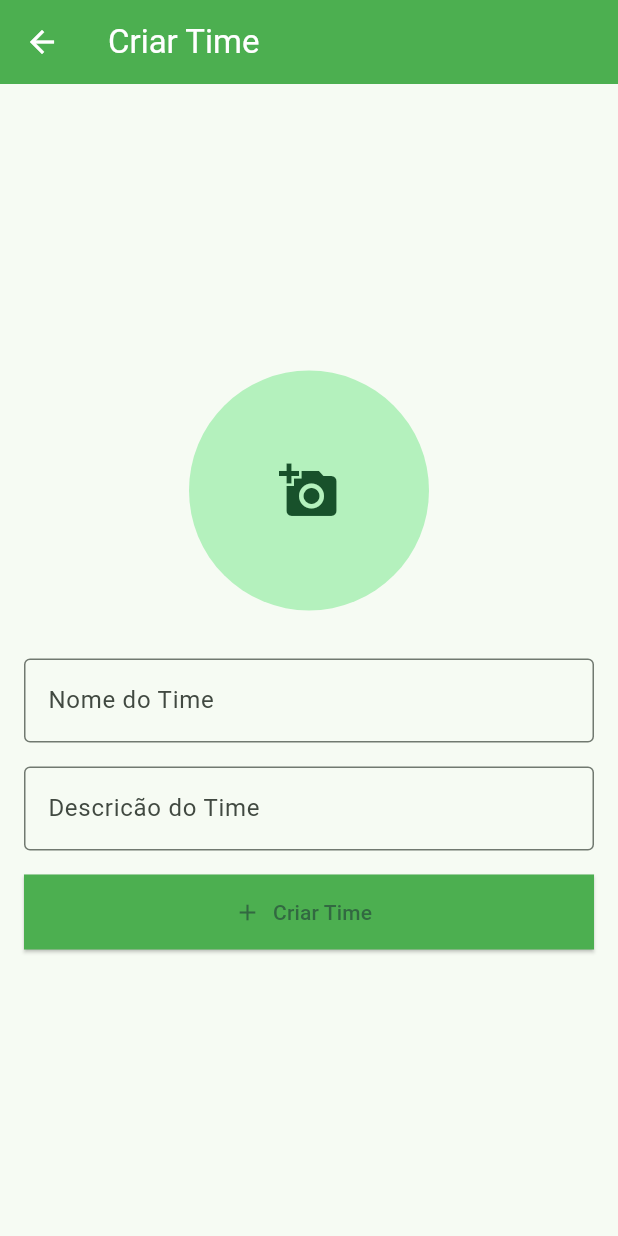
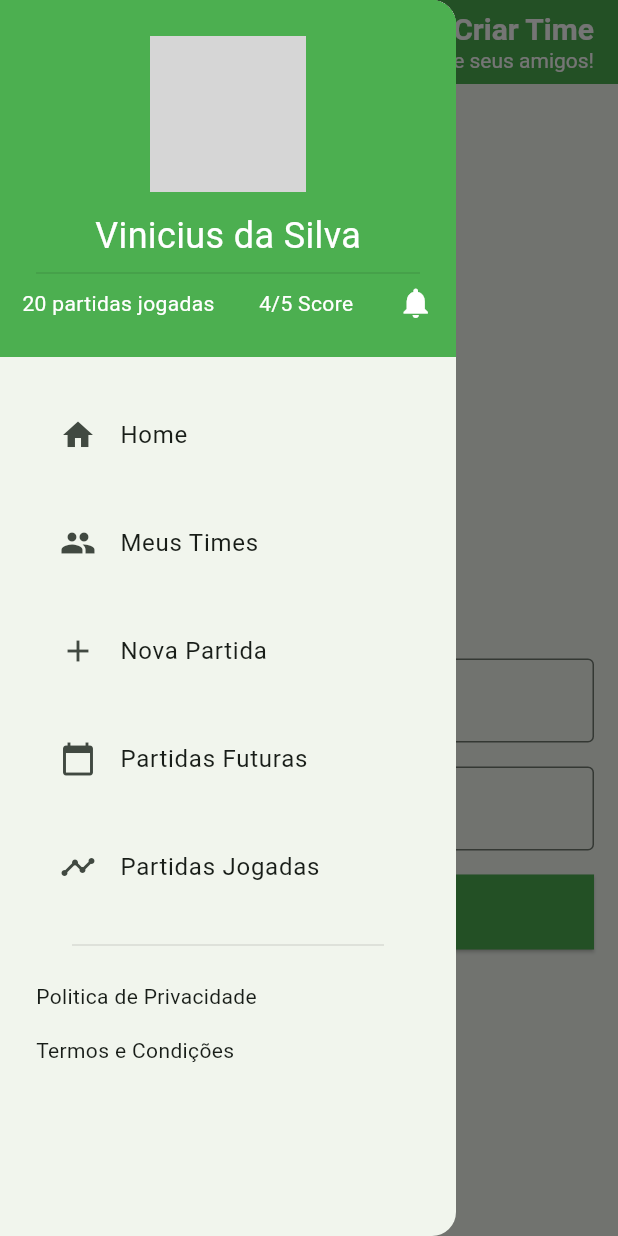
Before and after one commit to equipe-5/vem-pro-fut, a Flutter app: the CreateTeam screen opened directly, with the side drawer open (before the commit the screen has no drawer), on a phone screen of 412 x 824 dp. Run offline on Flutter 3.47's test engine with Material 3 defaults, Android fonts, the phone set to English and light mode, and no system bars; our stand-ins replace image_picker; grey boxes are pictures that could not be loaded.

Commit message:
add header and navbar

```diff
--- /dev/null
+++ b/lib/src/commons/components/header.dart
@@ -0,0 +1,31 @@
+import 'package:flutter/material.dart';
+
+class Header extends StatelessWidget implements PreferredSizeWidget {
+  final String title;
+  final String subtitle;
+
+  const Header({super.key, required this.title, required this.subtitle});
+
+  @override
+  Widget build(BuildContext context) {
+    return AppBar(
+      title: Align(
+          alignment: Alignment.centerRight,
+          child: Column(
+            crossAxisAlignment: CrossAxisAlignment.end,
+            mainAxisAlignment: MainAxisAlignment.end,
+            children: [
+              Text(title,
+                  style: const TextStyle(
+                      fontSize: 20, fontWeight: FontWeight.bold)),
+              Text(subtitle, style: const TextStyle(fontSize: 14)),
+            ],
+          )),
+      backgroundColor: Colors.green,
+      foregroundColor: Colors.white,
+    );
+  }
+
+  @override
+  Size get preferredSize => const Size.fromHeight(kToolbarHeight);
+}
--- /dev/null
+++ b/lib/src/commons/components/navbar.dart
@@ -0,0 +1,98 @@
+import 'package:flutter/material.dart';
+
+class SideBarDrawer extends StatelessWidget {
+  const SideBarDrawer({super.key});
+
+  @override
+  Widget build(BuildContext context) {
+    return Drawer(
+      child: SingleChildScrollView(
+        child: Column(
+            crossAxisAlignment: CrossAxisAlignment.stretch,
+            children: <Widget>[
+              buildHeader(context),
+              builderMenuItems(context)
+            ]),
+      ),
+    );
+  }
+
+  Widget buildHeader(BuildContext context) {
+    return Material(
+        color: Colors.green,
+        child: Container(
+            padding: EdgeInsets.only(
+                top: 24 + MediaQuery.of(context).padding.top, bottom: 24),
+            child: Column(children: [
+              InkWell(
+                  onTap: () {
+                    Navigator.pop(context);
+                  },
+                  child: const Column(children: [
+                    Column(
+                      children: [
+                        CircleAvatar(
+                          radius: 52,
+                          backgroundImage: AssetImage('images/perfil.jpg'),
+                        ),
+                        SizedBox(height: 12),
+                        Text(
+                          'Vinicius da Silva',
+                          style: TextStyle(color: Colors.white, fontSize: 24),
+                        ),
+                      ],
+                    ),
+                  ])),
+              const Divider(
+                  color: Colors.black54,
+                  thickness: 0.2,
+                  endIndent: 24,
+                  indent: 24),
+              const Row(
+                  mainAxisAlignment: MainAxisAlignment.spaceAround,
+                  children: [
+                    Text('20 partidas jogadas',
+                        style: TextStyle(color: Colors.white)),
+                    Text('4/5 Score', style: TextStyle(color: Colors.white)),
+                    Icon(Icons.notifications, color: Colors.white),
+                  ])
+            ])));
+  }
+
+  Widget builderMenuItems(BuildContext context) {
+    return Container(
+        padding: const EdgeInsets.all(24),
+        child: Wrap(runSpacing: 16, children: [
+          ListTile(
+            leading: const Icon(Icons.home),
+            title: const Text('Home'),
+            onTap: () {},
+          ),
+          ListTile(
+            leading: const Icon(Icons.people),
+            title: const Text('Meus Times'),
+            onTap: () {},
+          ),
+          ListTile(
+            leading: const Icon(Icons.add),
+            title: const Text('Nova Partida'),
+            onTap: () {},
+          ),
+          ListTile(
+            leading: const Icon(Icons.calendar_today),
+            title: const Text('Partidas Futuras'),
+            onTap: () {},
+          ),
+          ListTile(
+            leading: const Icon(Icons.timeline),
+            title: const Text('Partidas Jogadas'),
+            onTap: () {},
+          ),
+          const SizedBox(height: 48),
+          const Divider(color: Colors.black54, thickness: 0.2, endIndent: 24, indent: 24),
+          const Text('Politica de Privacidade'),
+          const SizedBox(height: 12),
+          const Text('Termos e Condições')
+        ]));
+  }
+}
--- a/lib/src/teams/create_team.dart
+++ b/lib/src/teams/create_team.dart
@@ -2,6 +2,8 @@ import 'dart:io';
 
 import 'package:flutter/material.dart';
 import 'package:image_picker/image_picker.dart';
+import 'package:vem_pro_fut_app/src/commons/components/header.dart';
+import 'package:vem_pro_fut_app/src/commons/components/navbar.dart';
 
 class CreateTeam extends StatefulWidget {
   const CreateTeam({super.key});
@@ -26,11 +28,8 @@ class _CreateTeamState extends State<CreateTeam> {
   @override
   Widget build(BuildContext context) {
     return Scaffold(
-      appBar: AppBar(
-        title: const Text('Criar Time'),
-        backgroundColor: Colors.green,
-        foregroundColor: Colors.white,
-      ),
+      drawer: const SideBarDrawer(),
+      appBar: const Header(title: 'Criar Time', subtitle: 'Chame seus amigos!'),
       body: Container(
         padding: const EdgeInsets.all(16.0),
         child: Column(
```
Also changed, not shown: lib/src/matches/create_match.dart (+4 -5 lines), lib/src/matches/finished_matches.dart (+4 -5 lines), lib/src/matches/future_matches.dart (+4 -5 lines), lib/src/matches/view_match.dart (+4 -5 lines), lib/src/teams/view_team.dart (+4 -5 lines), lib/src/teams/view_teams.dart (+4 -5 lines), assets/images/perfil.jpg (added), lib/src/commons/placeholder.dart (deleted).
